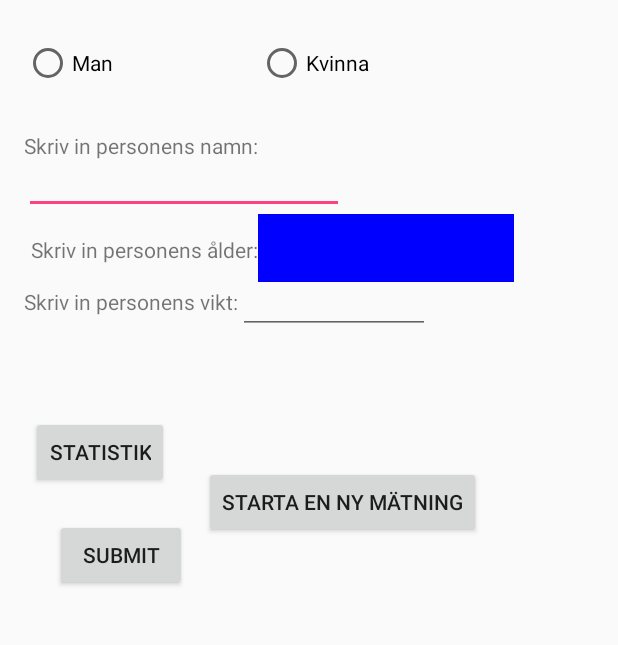
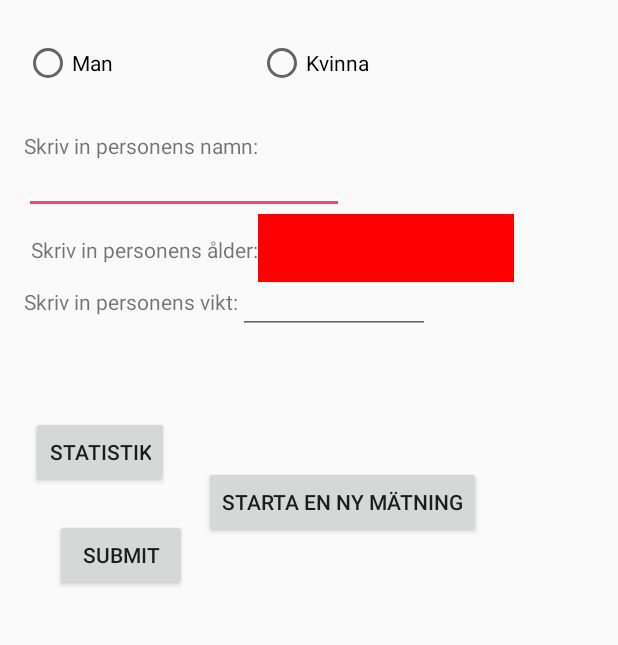
Before and after one commit to emahus91/VO2max, an Android app: the screen it shows after launch (MainActivity), after a tap on "STARTA EN NY MÄTNING", on a phone screen of 412 x 824 dp, the part 137-782 px from its top. Run offline under Robolectric (Android 15) with nearby library versions, the phone set to English and light mode, and no system bars; 2 statements that could not run were skipped.

Commit message:
små ändringar i MainActivity,SecondAcitivity och Measurmentact....

```diff
--- a/app/src/main/java/com/example/sam/vo2max/MainActivity.java
+++ b/app/src/main/java/com/example/sam/vo2max/MainActivity.java
@@ -51,11 +51,7 @@ public class MainActivity extends AppCompatActivity {
                     Toast.makeText(MainActivity.this, "Old and wise",Toast.LENGTH_LONG).show();}
                 else if((Double.valueOf(sAge)) < 45 && (Double.valueOf(sAge)) >= 10){
                     Toast.makeText(MainActivity.this, "Young and Idiot!",Toast.LENGTH_LONG).show();}
-                else if(etAge.length() == 0){
-                    etAge.setBackgroundColor(Color.BLUE);
-                    Toast.makeText(MainActivity.this, "HALLÅÅ! Glömt något?",Toast.LENGTH_LONG).show();
-                    return;
-                }
+              //  else if(etAge.length() == 0)
                 else{
                     etAge.setBackgroundColor(Color.RED);
                     Toast.makeText(MainActivity.this, "Wrong Age range",Toast.LENGTH_LONG).show();
--- a/app/src/main/java/com/example/sam/vo2max/SecondActivity.java
+++ b/app/src/main/java/com/example/sam/vo2max/SecondActivity.java
@@ -127,15 +127,12 @@ public class SecondActivity extends AppCompatActivity {
                             Toast.makeText(SecondActivity.this, "Ogiltig Alder",Toast.LENGTH_LONG).show();
                         }
 
-
-
                //Skickar all data till 3dje aktivitet för analys
                 Intent intent2= new Intent(SecondActivity.this,TheMeasurementActivity.class);
                 Bundle user_Info2 =new Bundle(), power_Values =new Bundle();
 
                 user_Info2.putStringArray(USER_INFO2, userInfo);
                 power_Values.putDoubleArray(POWER_VALUES, new double[]{power5MPT_3, power5MPT_4, power5MPT_5}); //TODO initialize the array before
-
 
                 intent2.putExtras(user_Info2);  //intent2.putExtra(USER_NAME2, sName);  == för enskilda variabler
                 intent2.putExtras(power_Values); // intent2.putExtra(POWER_VALUE, power5MPT_3)
--- a/app/src/main/java/com/example/sam/vo2max/TheMeasurementActivity.java
+++ b/app/src/main/java/com/example/sam/vo2max/TheMeasurementActivity.java
@@ -29,10 +29,8 @@ public class TheMeasurementActivity extends AppCompatActivity {
         DecimalFormat formatVal= new DecimalFormat("##.##");
         //textView.setText(formatVal.format(powerValues[0]));
 
-
-       // textView.setText("power is " + power5MPT_3 + "Your name is " + sName + " and you are " + sAge + " years old and you weight" + sWeight + " kg");
-textView.setText("NAME:  " + userInfo[0] + "\nAGE: " +userInfo[1]+ "\nWEIGHT: " + userInfo[2] + " \nPower_3: "+
-        formatVal.format(powerValues[0]) + " \nPower_4:  "+ formatVal.format(powerValues[1])+ " \nPower_5:  "+ formatVal.format(powerValues[2]) + " \nVO2max_5:  "+ formatVal.format(vo2Max_5));
+        textView.setText("NAME:  " + userInfo[0] + "\nAGE: " +userInfo[1]+ "\nWEIGHT: " + userInfo[2] + " \nPower_3: "+ formatVal.format(powerValues[0]) +
+        " \nPower_4:  "+ formatVal.format(powerValues[1])+ " \nPower_5:  "+ formatVal.format(powerValues[2]) + " \nVO2max_5:  "+ formatVal.format(vo2Max_5));
 
         setContentView(textView);
 
```
